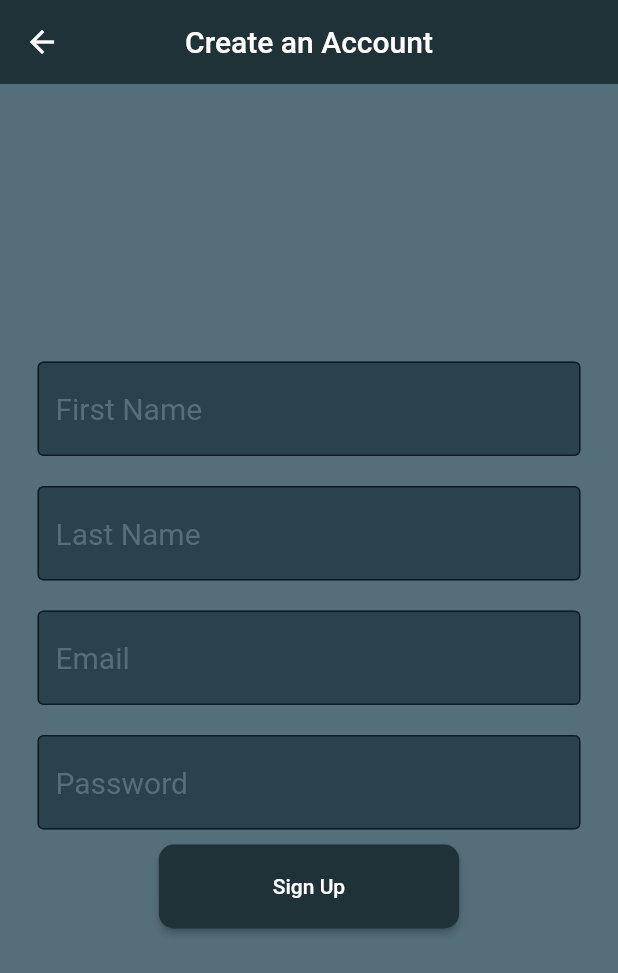
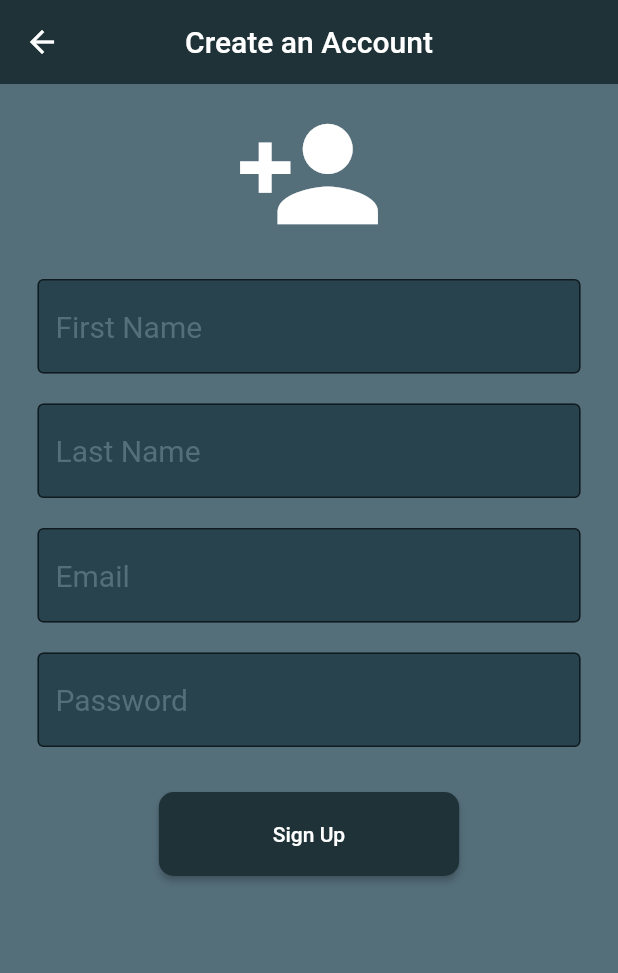
Before and after one commit to JesusCantu/workoutapp, a Flutter app: the screen it shows after launch, after a tap on "Sign Up", on a phone screen of 412 x 824 dp. Shown: the top 973 px of the screen. Run offline on Flutter 3.47's test engine with Material 2 defaults, Android fonts, the phone set to English and light mode, and no system bars; our stand-ins replace firebase_auth; accounts and stored records are empty.

Commit message:
Re-added changes, plus additional: > settings.gradle - added solution to issues with Firebase plugins.      Solution source:      https://github.com/FirebaseExtended/flutterfire/issues/2599 > sign_up_screen.dart      - Solved overflow by moving contents into ListView.      - Move the sign up button into a container for padding. > login_screen.dart - Added account_circle icon.

```diff
--- a/lib/screens/login_screen.dart
+++ b/lib/screens/login_screen.dart
@@ -22,6 +22,15 @@ class _LoginScreenState extends State<LoginScreen> {
             child: Column(
                 mainAxisAlignment: MainAxisAlignment.center,
                 children: <Widget>[
+                  // Account Icon
+                  Container(
+                    padding: EdgeInsets.only(bottom: 50),
+                    child: Icon(
+                      Icons.account_circle,
+                      color: Color.fromRGBO(255, 255, 255, 1),
+                      size: 200
+                    )
+                  ),
                   RaisedButton(
                     key: Key("sign-in-button"),
                     shape: new RoundedRectangleBorder(
@@ -57,6 +66,7 @@ class _LoginScreenState extends State<LoginScreen> {
                           MaterialPageRoute(builder: (context) => SignUp()));
                     },
                   ),
-            ])));
+                ]
+            )));
   }
 }
--- a/lib/screens/sign_up_screen.dart
+++ b/lib/screens/sign_up_screen.dart
@@ -31,7 +31,19 @@ class _SignUpState extends State<SignUp> {
           elevation: 0,
         ),
         body: Container(
-            child: Form(
+            child: ListView(
+              children: [
+                // Account Icon
+                Container(
+                  padding: EdgeInsets.all(10),
+                  child: Icon(
+                    Icons.person_add,
+                    color: Color.fromRGBO(255, 255, 255, 1),
+                    size: 100
+                  )
+                ),
+                // Input Fields
+                Form(
                   key: _formKey,
                   child: Column(
                     mainAxisAlignment: MainAxisAlignment.center,
@@ -138,8 +150,9 @@ class _SignUpState extends State<SignUp> {
 
                         ),
                       ),
-              RaisedButton(
-
+                      Container(
+                        padding: EdgeInsets.only(top: 20),
+                        child: RaisedButton(
                           key: Key("sign-up-button-2"),
                           shape: new RoundedRectangleBorder(
                               borderRadius: new BorderRadius.circular(10.0)),
@@ -169,14 +182,19 @@ class _SignUpState extends State<SignUp> {
 
 
                           },
+                        )
                       ),
+
                       SizedBox(height: 12.0),
                       Text(
                         error,
                         style: TextStyle(color: Colors.red, fontSize: 15.0),
                       ),
-            ])
+                    ]
+                  )
                 ),
+              ],
+            )
         ));
   }
 }
```
Also changed, not shown: pubspec.lock, 1 other file. Lines whose indentation alone changed are shown as unchanged.
